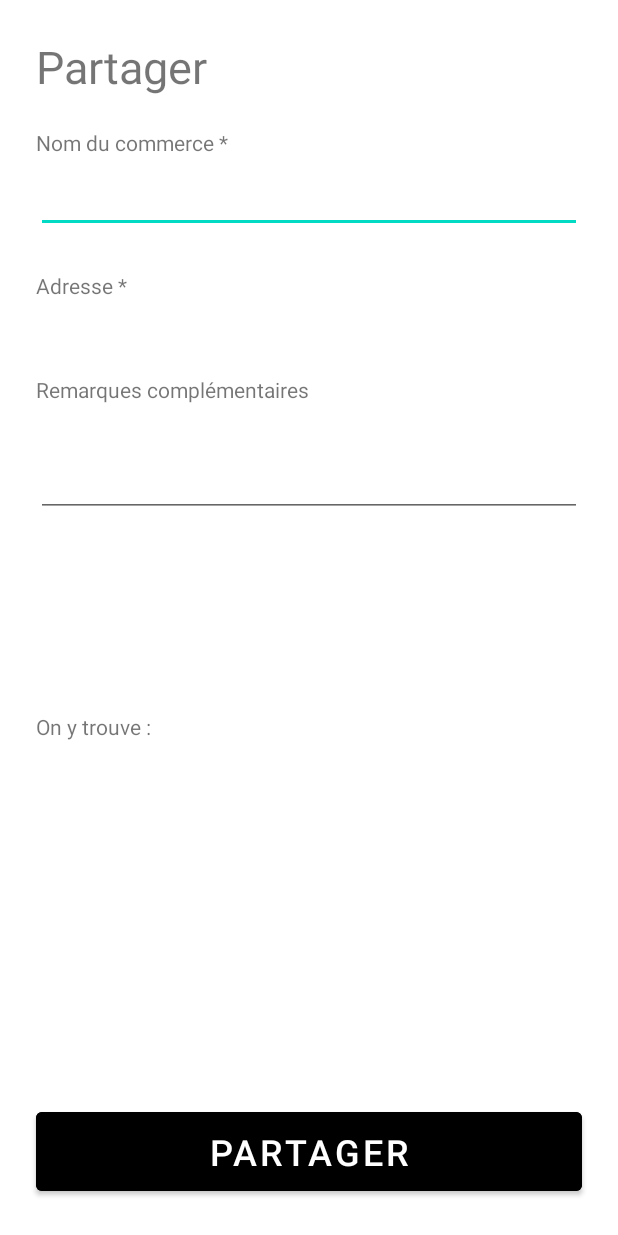
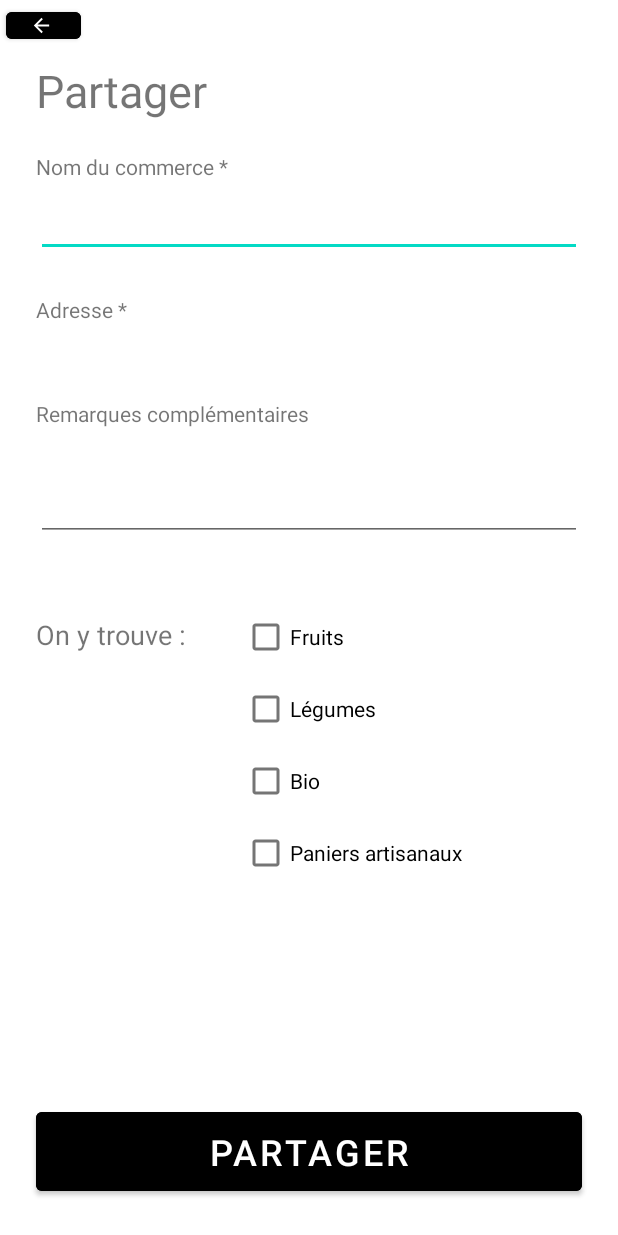
Before and after one commit to AntoineDesanti/graill-sain, an Android app: the layout share_producer.xml on its own in the app's theme, with its tools: preview values and no code run, on a phone screen of 412 x 824 dp. Run offline under Robolectric (Android 15) with nearby library versions, the phone set to English and light mode, and no system bars.

Commit message:
share producer layout fullscreen and back button

```diff
--- a/appli/app/src/main/java/com/graillsain/graillsain/MapPage/MapFragment.java
+++ b/appli/app/src/main/java/com/graillsain/graillsain/MapPage/MapFragment.java
@@ -94,7 +94,7 @@ public class MapFragment extends Fragment {
                 ProducerPageFragment producerPageFragment = new ProducerPageFragment(item.getProducer());
 
                 getActivity().getSupportFragmentManager().beginTransaction()
-                        .replace(R.id.globalActivityView, producerPageFragment, "findThisFragment")
+                        .replace(R.id.page_map, producerPageFragment, "findThisFragment")
                         .addToBackStack(null)
                         .commit();
                 return true;
@@ -147,7 +147,7 @@ public class MapFragment extends Fragment {
 
             ShareProducerFragment nextFrag = new ShareProducerFragment(this.capturedImage);
             getActivity().getSupportFragmentManager().beginTransaction()
-                    .replace(((ViewGroup)getView().getParent()).getId(), nextFrag, "findThisFragment")
+                    .replace(R.id.globalActivityView, nextFrag, "findThisFragment")
                     .addToBackStack(null)
                     .commit();
         }
--- a/appli/app/src/main/java/com/graillsain/graillsain/MapPage/ShareProducerFragment.java
+++ b/appli/app/src/main/java/com/graillsain/graillsain/MapPage/ShareProducerFragment.java
@@ -2,9 +2,11 @@ package com.graillsain.graillsain.MapPage;
 
 import android.graphics.Bitmap;
 import android.os.Bundle;
+import android.view.KeyEvent;
 import android.view.LayoutInflater;
 import android.view.View;
 import android.view.ViewGroup;
+import android.widget.Button;
 import android.widget.ImageView;
 
 import androidx.annotation.NonNull;
@@ -26,6 +28,11 @@ public class ShareProducerFragment extends Fragment {
     public View onCreateView(@NonNull LayoutInflater inflater, @Nullable ViewGroup container, @Nullable Bundle savedInstanceState) {
         View rootView = inflater.inflate(R.layout.share_producer, container, false);
 
+        Button backButton = rootView.findViewById(R.id.back_button);
+        backButton.setOnClickListener( click -> {
+            getActivity().onBackPressed();
+        });
+
         ImageView capturedImage = rootView.findViewById(R.id.capturedImage);
         capturedImage.setImageBitmap(producerPicture);
 
--- a/appli/app/src/main/res/layout/share_producer.xml
+++ b/appli/app/src/main/res/layout/share_producer.xml
@@ -4,7 +4,9 @@
     xmlns:tools="http://schemas.android.com/tools"
     android:id="@+id/page_news"
     android:layout_width="match_parent"
-    android:layout_height="match_parent">
+    android:layout_height="match_parent"
+    android:background="@color/white"
+    android:translationZ="10dp">
 
 
     <ImageView
@@ -21,7 +23,7 @@
         android:layout_width="wrap_content"
         android:layout_height="wrap_content"
         android:layout_marginStart="24dp"
-        android:layout_marginTop="24dp"
+        android:layout_marginTop="40dp"
         android:text="Partager"
         android:textSize="30sp"
         app:layout_constraintStart_toStartOf="parent"
@@ -105,11 +107,12 @@
 
     <TextView
         android:id="@+id/textView6"
-        android:layout_width="wrap_content"
-        android:layout_height="wrap_content"
+        android:layout_width="117dp"
+        android:layout_height="185dp"
         android:layout_marginStart="24dp"
-        android:layout_marginTop="130dp"
+        android:layout_marginTop="50dp"
         android:text="On y trouve :"
+        android:textSize="18sp"
         app:layout_constraintStart_toStartOf="parent"
         app:layout_constraintTop_toBottomOf="@+id/editTextTextPersonName3" />
 
@@ -130,4 +133,58 @@
         app:layout_constraintEnd_toEndOf="parent"
         app:layout_constraintStart_toStartOf="parent" />
 
+    <CheckBox
+        android:id="@+id/checkBox"
+        android:layout_width="wrap_content"
+        android:layout_height="wrap_content"
+        android:layout_marginStart="20dp"
+        android:layout_marginTop="40dp"
+        android:text="Fruits"
+        app:layout_constraintStart_toEndOf="@+id/textView6"
+        app:layout_constraintTop_toBottomOf="@+id/editTextTextPersonName3" />
+
+    <CheckBox
+        android:id="@+id/checkBox2"
+        android:layout_width="wrap_content"
+        android:layout_height="wrap_content"
+        android:layout_marginStart="20dp"
+        android:text="Légumes"
+        app:layout_constraintStart_toEndOf="@+id/textView6"
+        app:layout_constraintTop_toBottomOf="@+id/checkBox" />
+
+    <CheckBox
+        android:id="@+id/checkBox3"
+        android:layout_width="wrap_content"
+        android:layout_height="wrap_content"
+        android:layout_marginStart="20dp"
+        android:text="Bio"
+        app:layout_constraintStart_toEndOf="@+id/textView6"
+        app:layout_constraintTop_toBottomOf="@+id/checkBox2" />
+
+    <CheckBox
+        android:id="@+id/checkBox4"
+        android:layout_width="wrap_content"
+        android:layout_height="wrap_content"
+        android:layout_marginStart="20dp"
+        android:text="Paniers artisanaux"
+        app:layout_constraintStart_toEndOf="@+id/textView6"
+        app:layout_constraintTop_toBottomOf="@+id/checkBox3" />
+
+    <Button
+        android:id="@+id/back_button"
+        android:layout_width="50dp"
+        android:layout_height="30dp"
+        android:layout_marginStart="4dp"
+        android:layout_marginTop="2dp"
+        android:backgroundTint="@android:color/black"
+        android:isScrollContainer="false"
+        android:pointerIcon="arrow"
+        android:textSize="0dp"
+        app:icon="@drawable/abc_vector_test"
+        app:iconPadding="0dp"
+        app:iconSize="15dp"
+        app:layout_constraintStart_toStartOf="parent"
+        app:layout_constraintTop_toTopOf="parent"
+        app:rippleColor="#000000" />
+
 </androidx.constraintlayout.widget.ConstraintLayout>
```
